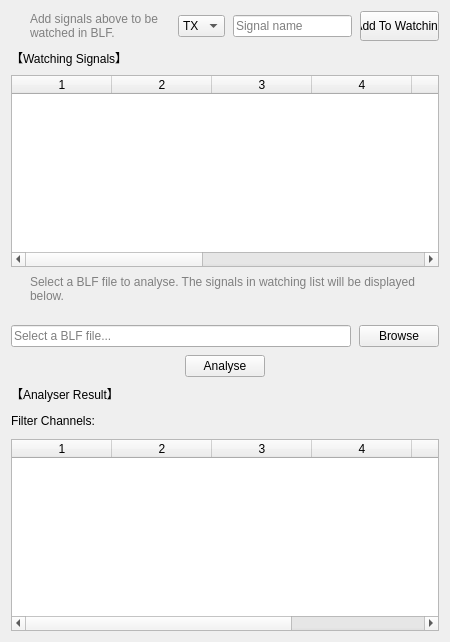
The window that ui/page/Analyser.ui (JoelZhu/CANTool) describes before a commit, drawn with Qt 5.
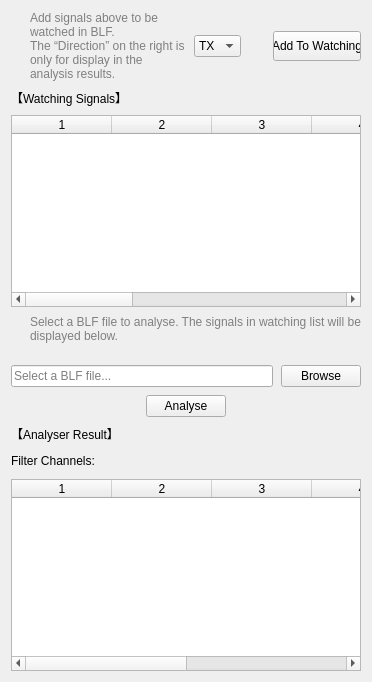
The same window after the commit.

Commit message: 修改界面布局，根据信号名自动填充放在顶部属性中

Diff of the .ui file:
```diff
--- a/ui/page/Analyser.ui
+++ b/ui/page/Analyser.ui
@@ -14,7 +14,10 @@
             <item row="0" column="0" colspan="2">
                 <widget class="QLabel" name="labelAddHint">
                     <property name="text">
-                        <string>Add signals above to be watched in BLF.</string>
+                        <string>
+                            Add signals above to be watched in BLF.&lt;br/&gt;
+                            The “Direction” on the right is only for display in the analysis results.
+                        </string>
                     </property>
                     <property name="wordWrap">
                         <bool>true</bool>
@@ -44,25 +47,6 @@
                     </item>
                 </widget>
             </item>
-            <item row="0" column="3" colspan="3">
-                <widget class="QLineEdit" name="editSignalName">
-                    <property name="placeholderText">
-                        <string>Signal name</string>
-                    </property>
-                    <property name="sizePolicy">
-                        <sizepolicy hsizetype="Expanding" vsizetype="Fixed">
-                            <horstretch>2</horstretch>
-                            <verstretch>0</verstretch>
-                        </sizepolicy>
-                    </property>
-                    <property name="minimumSize">
-                        <size>
-                            <width>80</width>
-                            <height>0</height>
-                        </size>
-                    </property>
-                </widget>
-            </item>
             <item row="0" column="6" colspan="2">
                 <widget class="QPushButton" name="addButton">
                     <property name="text">
```
The commit also changes 6 other files.
